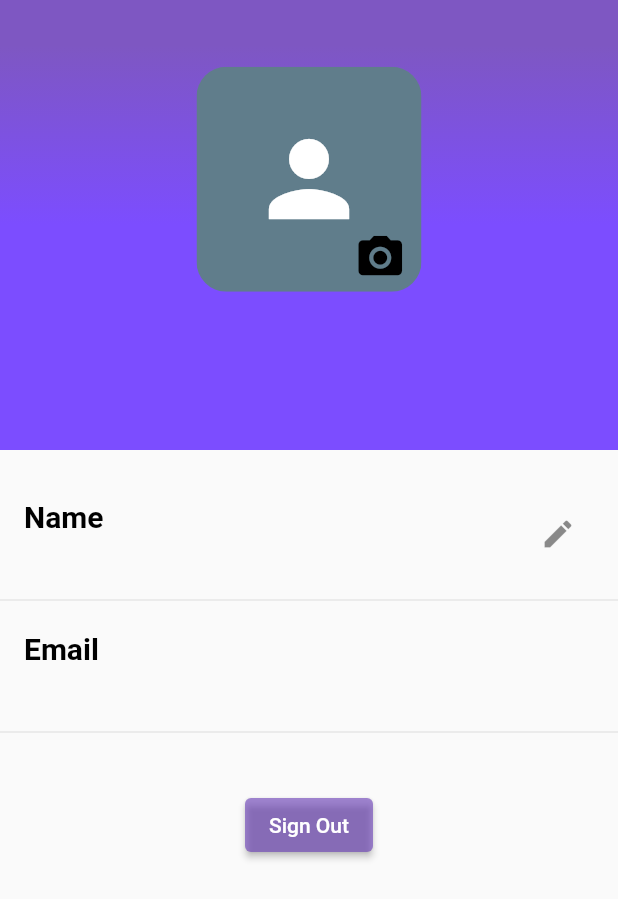
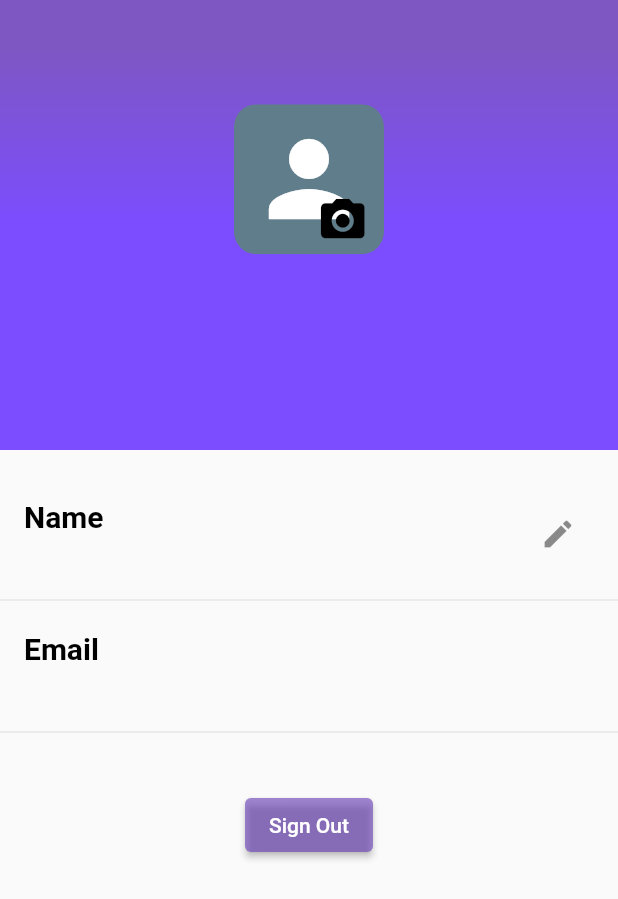
Before and after one commit to Sandeep-Abeykoon/SalesCast, a Flutter app: the ProfilePage screen opened directly, on a phone screen of 412 x 824 dp. Shown: the top 899 px of the screen. Run offline on Flutter 3.47's test engine with Material 2 defaults, Android fonts, the phone set to English and light mode, and no system bars; our stand-ins replace badges, cached_network_image, cloud_firestore, cool_alert, device_preview, email_validator and 13 more; accounts and stored records are empty; network calls fail.

Commit message:
minor changes on hight and widith changes.

```diff
--- a/Font-end/lib/Screens/profile_page.dart
+++ b/Font-end/lib/Screens/profile_page.dart
@@ -103,10 +103,10 @@ class _ProfilePageState extends State<ProfilePage> {
                     Stack(
                       children: <Widget>[
                         ClipRRect(
-                          borderRadius: BorderRadius.circular(20.0), //or 15.0
+                          borderRadius: BorderRadius.circular(15.0), //or 15.0
                           child: Container(
-                            height: 150.0,
-                            width: 150.0,
+                            height: 100.0,
+                            width: 100.0,
                             color: Colors.blueGrey,
                             child: imageUrl == ''
                                 ? Icon(
```
